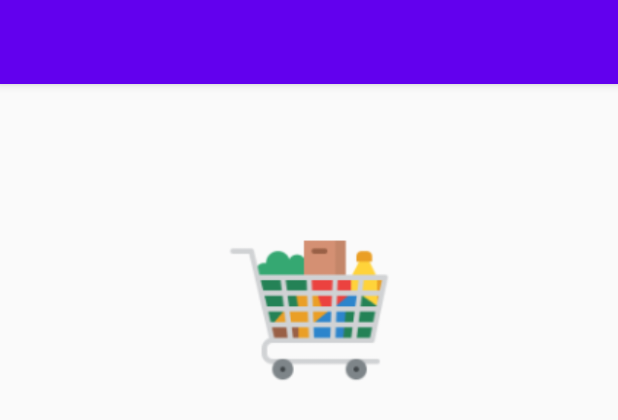
After one commit to Kritip123/grocery_management, an Android app: the layout activity_dashboard.xml on its own in the app's theme, with its tools: preview values and no code run, on a phone screen of 412 x 824 dp. The commit adds this screen. Shown: the top 420 px of the screen. Run offline under Robolectric (Android 15) with nearby library versions, the phone set to English and light mode, and no system bars.

Commit message:
Drawer Start

```diff
--- a/app/build.gradle
+++ b/app/build.gradle
@@ -31,6 +31,9 @@ dependencies {
     implementation "org.jetbrains.kotlin:kotlin-stdlib:$kotlin_version"
     implementation 'com.google.firebase:firebase-auth:19.3.2'
     implementation 'com.chaos.view:pinview:1.3.2'
+    implementation 'com.squareup.picasso:picasso:2.71828'
+    implementation 'androidx.coordinatorlayout:coordinatorlayout:1.1.0'
+    implementation 'com.google.android.material:material:1.2.1'
     testImplementation 'junit:junit:4.12'
     androidTestImplementation 'androidx.test.ext:junit:1.1.2'
     androidTestImplementation 'androidx.test.espresso:espresso-core:3.3.0'
--- a/app/src/main/AndroidManifest.xml
+++ b/app/src/main/AndroidManifest.xml
@@ -14,6 +14,7 @@
         android:roundIcon="@mipmap/ic_launcher_round"
         android:supportsRtl="true"
         android:theme="@style/AppTheme">
+        <activity android:name=".activities.DashboardActivity" />
         <activity
             android:name=".activities.Splashscreen"
             android:configChanges="orientation|screenSize"
--- /dev/null
+++ b/app/src/main/res/layout/activity_dashboard.xml
@@ -0,0 +1,51 @@
+<?xml version="1.0" encoding="utf-8"?>
+<androidx.drawerlayout.widget.DrawerLayout xmlns:android="http://schemas.android.com/apk/res/android"
+    xmlns:app="http://schemas.android.com/apk/res-auto"
+    xmlns:tools="http://schemas.android.com/tools"
+    android:id="@+id/DrawerLayout"
+    android:layout_width="match_parent"
+    android:layout_height="match_parent"
+    tools:context=".activities.DashboardActivity">
+
+    <androidx.coordinatorlayout.widget.CoordinatorLayout
+        android:layout_width="match_parent"
+        android:layout_height="match_parent">
+
+    <com.google.android.material.appbar.AppBarLayout
+        android:layout_width="match_parent"
+        android:layout_height="wrap_content"
+        android:elevation="0dp"
+        android:theme="@style/ThemeOverlay.AppCompat.Dark">
+
+        <androidx.appcompat.widget.Toolbar
+            android:id="@+id/Toolbar"
+            android:layout_width="match_parent"
+            android:layout_height="wrap_content"
+            android:background="@color/colorPrimary"
+            android:minHeight="?attr/actionBarSize"
+            android:theme="@style/ThemeOverlay.AppCompat.Dark"
+            app:layout_scrollFlags="scroll|enterAlways" />
+    </com.google.android.material.appbar.AppBarLayout>
+    <ImageView
+        android:layout_width="wrap_content"
+        android:layout_height="wrap_content"
+        android:id="@+id/img"
+        android:layout_margin="150dp"
+        android:src="@drawable/mainlogo"/>
+
+    <FrameLayout
+        android:id="@+id/FrameLayout"
+        android:layout_width="fill_parent"
+        android:layout_height="fill_parent"
+        app:layout_behavior="@string/appbar_scrolling_view_behavior" />
+    </androidx.coordinatorlayout.widget.CoordinatorLayout>
+
+    <com.google.android.material.navigation.NavigationView
+        android:id="@+id/NavigationView"
+        android:layout_width="match_parent"
+        android:layout_height="match_parent"
+        android:layout_gravity="start"
+        app:headerLayout="@layout/drawer_header"
+        app:menu="@menu/menu_drawer" />
+
+</androidx.drawerlayout.widget.DrawerLayout>
--- /dev/null
+++ b/app/src/main/res/menu/menu_drawer.xml
@@ -0,0 +1,23 @@
+<?xml version="1.0" encoding="utf-8"?>
+<menu xmlns:android="http://schemas.android.com/apk/res/android">
+    <group android:checkableBehavior="single">
+        <item
+            android:id="@+id/home"
+            android:title="test"/>
+        <item
+            android:id="@+id/Profile"
+            android:title="test"/>
+        <item
+            android:id="@+id/Favourites"
+            android:title="test"/>
+        <item
+            android:id="@+id/History"
+            android:title="test"/>
+        <item
+            android:id="@+id/faq"
+            android:title="test"/>
+        <item
+            android:id="@+id/Logout"
+            android:title="test"/>
+    </group>
+</menu>
```
Also changed, not shown: app/src/main/java/com/dsc/grocerymanagement/activities/DashboardActivity.kt (added, +20 -0 lines), app/src/main/java/com/dsc/grocerymanagement/activities/PhoneLoginActivity.kt (+7 -3 lines), app/src/main/res/layout/drawer_header.xml (added, +32 -0 lines).
